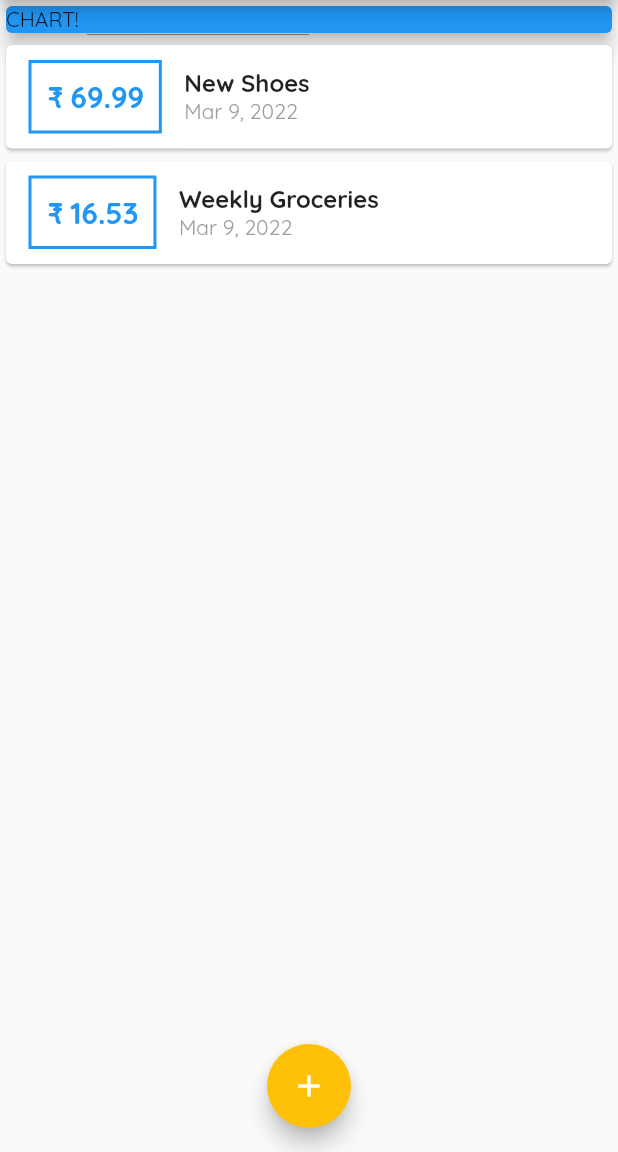
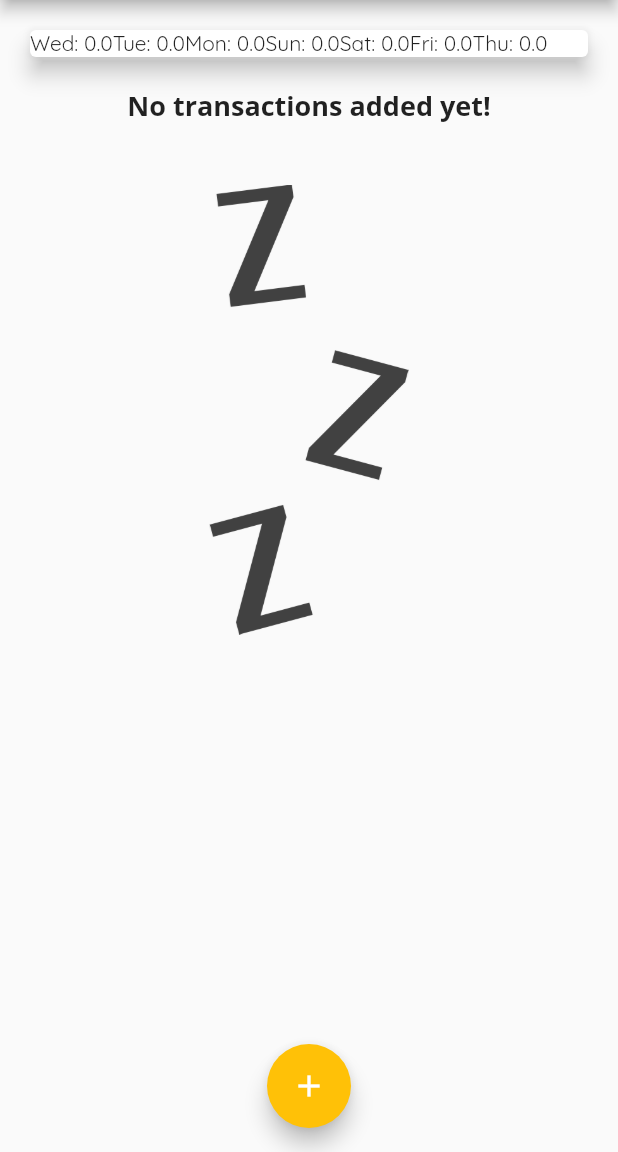
Before and after one commit to Aashita920/expense_planner, a Flutter app: the screen it shows after launch, on a phone screen of 412 x 824 dp, the part 84-1236 px from its top. Run offline on Flutter 3.47's test engine with Material 2 defaults, Android fonts, the phone set to English and light mode, and no system bars.

Commit message:
added charts

```diff
--- a/lib/main.dart
+++ b/lib/main.dart
@@ -1,5 +1,6 @@
 // ignore_for_file: prefer_const_constructors, prefer_const_literals_to_create_immutables, sized_box_for_whitespace
 
+import 'widgets/chart.dart';
 import 'package:flutter/material.dart';
 
 import './widgets/transaction_list.dart';
@@ -19,12 +20,11 @@ class MyApp extends StatelessWidget {
       theme: ThemeData(
         fontFamily: 'Quicksand',
         appBarTheme: AppBarTheme(
-          textTheme: ThemeData.light().textTheme.copyWith(
-                  headline6: TextStyle(
-                fontFamily: 'OpenSans',
-                fontWeight: FontWeight.bold,
-                fontSize: 18,
-              )),
+          titleTextStyle: TextStyle(
+            fontFamily: 'OpenSans',
+            fontWeight: FontWeight.bold,
+            fontSize: 18.0,
+          ),
         ),
         colorScheme: ColorScheme.fromSwatch(primarySwatch: Colors.purple)
             .copyWith(secondary: Colors.amber),
@@ -43,19 +43,28 @@ class _MyHomePageState extends State<MyHomePage> {
   // String titleInput = '';
 
   final List<Transaction> _userTransactions = [
-    Transaction(
-      id: 't1',
-      title: 'New Shoes',
-      amount: 69.99,
-      date: DateTime.now(),
-    ),
-    Transaction(
-      id: 't2',
-      title: 'Weekly Groceries',
-      amount: 16.53,
-      date: DateTime.now(),
-    ),
+    // Transaction(
+    //   id: 't1',
+    //   title: 'New Shoes',
+    //   amount: 69.99,
+    //   date: DateTime.now(),
+    // ),
+    // Transaction(
+    //   id: 't2',
+    //   title: 'Weekly Groceries',
+    //   amount: 16.53,
+    //   date: DateTime.now(),
+    // ),
   ];
+  List<Transaction> get _recentTransactions {
+    return _userTransactions.where((tx) {
+      return tx.date.isAfter(
+        DateTime.now().subtract(
+          Duration(days: 7),
+        ),
+      );
+    }).toList();
+  }
 
   void _addNewTransaction(String txTitle, double txAmount) {
     final newTx = Transaction(
@@ -100,14 +109,7 @@ class _MyHomePageState extends State<MyHomePage> {
           // mainAxisAlignment: MainAxisAlignment.spaceAround,
           crossAxisAlignment: CrossAxisAlignment.stretch,
           children: <Widget>[
-            Container(
-              width: double.infinity,
-              child: Card(
-                color: Colors.blue,
-                child: Text('CHART!'),
-                elevation: 5,
-              ),
-            ),
+            Chart(_recentTransactions),
             TransactionList(_userTransactions),
           ],
         ),
--- /dev/null
+++ b/lib/widgets/chart.dart
@@ -0,0 +1,48 @@
+import 'package:flutter/material.dart';
+
+import '../models/transaction.dart';
+import 'package:intl/intl.dart';
+
+class Chart extends StatelessWidget {
+  final List<Transaction> recentTransactions;
+
+  Chart(this.recentTransactions);
+
+  List<Map<String, Object>> get groupedTransactionValues {
+    return List.generate(7, (index) {
+      final weekday = DateTime.now().subtract(
+        Duration(days: index),
+      );
+      double totalSum = 0;
+
+      for (var i = 0; i < recentTransactions.length; i++) {
+        if (recentTransactions[i].date.day == weekday.day &&
+            recentTransactions[i].date.month == weekday.month &&
+            recentTransactions[i].date.year == weekday.year) {
+          totalSum += recentTransactions[i].amount;
+        }
+      }
+      print(DateFormat.E().format(weekday));
+      print(totalSum);
+
+      return {
+        'day': DateFormat.E().format(weekday),
+        'amount': totalSum,
+      };
+    });
+  }
+
+  @override
+  Widget build(BuildContext context) {
+    print(groupedTransactionValues);
+    return Card(
+      elevation: 6,
+      margin: EdgeInsets.all(20),
+      child: Row(
+        children: groupedTransactionValues.map((data) {
+          return Text('${data['day']}: ${data['amount']}');
+        }).toList(),
+      ),
+    );
+  }
+}
--- a/lib/widgets/transaction_list.dart
+++ b/lib/widgets/transaction_list.dart
@@ -11,7 +11,25 @@ class TransactionList extends StatelessWidget {
   Widget build(BuildContext context) {
     return Container(
       height: 500,
-      child: ListView.builder(
+      child: transactions.isEmpty
+          ? Column(
+              children: <Widget>[
+                Text(
+                  'No transactions added yet!',
+                  style: Theme.of(context).appBarTheme.titleTextStyle,
+                ),
+                SizedBox(
+                  height: 40,
+                ),
+                Container(
+                    height: 300,
+                    child: Image.asset(
+                      'assets/images/waiting.png',
+                      fit: BoxFit.cover,
+                    )),
+              ],
+            )
+          : ListView.builder(
               itemBuilder: (ctx, index) {
                 return Card(
                   child: Row(
--- a/pubspec.yaml
+++ b/pubspec.yaml
@@ -58,7 +58,8 @@ flutter:
   uses-material-design: true
 
   # To add assets to your application, add an assets section, like this:
-  # assets:
+  assets:
+    - assets/images/waiting.png
   #   - images/a_dot_burr.jpeg
   #   - images/a_dot_ham.jpeg
 
```
Also changed, not shown: assets/images/waiting.png (added). Lines whose indentation alone changed are shown as unchanged.
